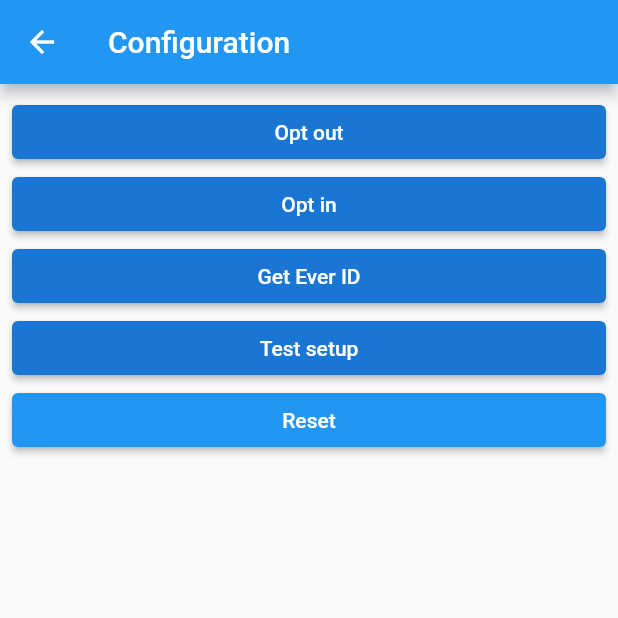
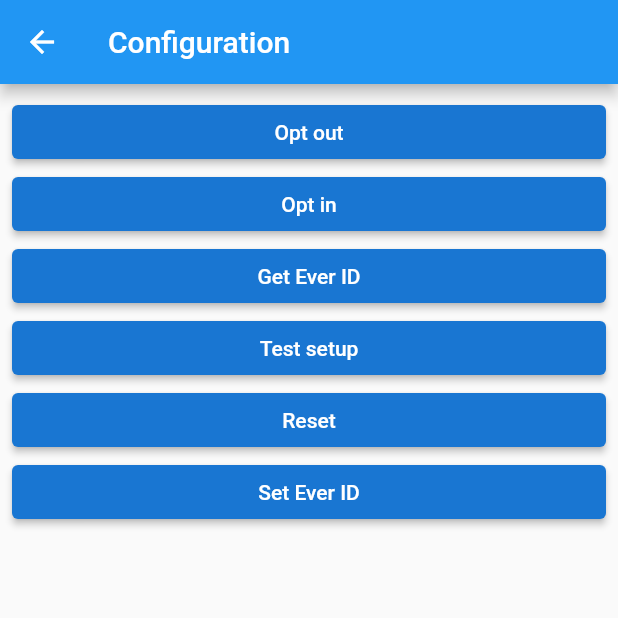
Before and after one commit to mapp-digital/Mapp-Intelligence-Flutter-Tracking, a Flutter app: the screen it shows after launch, after a tap on "Configuration", on a phone screen of 412 x 824 dp, the top half of it. Run offline on Flutter 3.47's test engine with Material 2 defaults, Android fonts, the phone set to English and light mode, and no system bars; our stand-ins replace chewie, video_player.

Commit message:
set ever ID for iOS implemented

```diff
--- a/example/lib/Details.dart
+++ b/example/lib/Details.dart
@@ -55,7 +55,8 @@ class DetailsView extends StatelessWidget {
       onPressed: () {
         var map = Map<String, dynamic>();
         map.putIfAbsent("trackIds", () => ["794940687426749"]); // required
-          map.putIfAbsent("domain", () => "http://tracker-int-01.webtrekk.net"); // required
+        map.putIfAbsent(
+            "domain", () => "http://tracker-int-01.webtrekk.net"); // required
         map.putIfAbsent("batchSupportEnabled", () => true);
         map.putIfAbsent("batchSupportSize", () => 150);
         map.putIfAbsent("requestInterval", () => 15);
@@ -63,7 +64,18 @@ class DetailsView extends StatelessWidget {
         map.putIfAbsent("everId", () => "1111111111");
         PluginMappintelligence.reset(map);
       },
-        child: Text("Reset")));
+      child: Text("Reset"),
+      style:
+          ElevatedButton.styleFrom(primary: Theme.of(context).primaryColorDark),
+    ));
+    buttons.add(ElevatedButton(
+      onPressed: () {
+        PluginMappintelligence.setEverId("123456789");
+      },
+      child: Text("Set Ever ID"),
+      style:
+          ElevatedButton.styleFrom(primary: Theme.of(context).primaryColorDark),
+    ));
     return buttons;
   }
 
--- a/example/lib/main.dart
+++ b/example/lib/main.dart
@@ -15,7 +15,7 @@ import 'package:plugin_mappintelligence_example/WebviewForAndroid.dart';
 
 void main() {
   WidgetsFlutterBinding.ensureInitialized();
-      PluginMappintelligence.initialize(
+  PluginMappintelligence.initialize(
       ["794940687426749"], 'http://tracker-int-01.webtrekk.net');
   PluginMappintelligence.setLogLevel(LogLevel.info);
   PluginMappintelligence.setBatchSupportEnabledWithSize(false, 150);
@@ -110,7 +110,6 @@ class _HomePageState extends State<HomePage> {
   }
 
   ListView _buildListView(BuildContext context) {
-
     return ListView.builder(
       itemCount: _screens.length,
       itemBuilder: (context, index) {
```
Also changed, not shown: 5 other files. Lines whose indentation alone changed are shown as unchanged.
